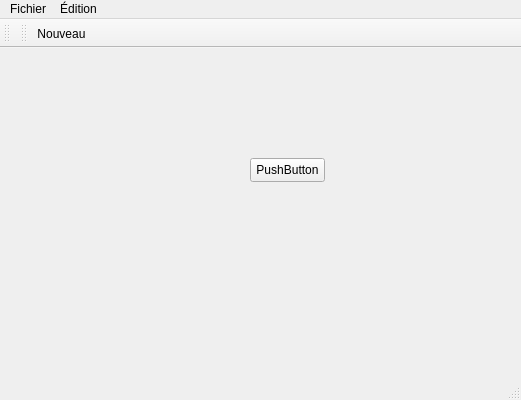
This is mainwindow.ui in Masha58/KeyPlan as Qt 5 draws it before an edit. The edited form follows.
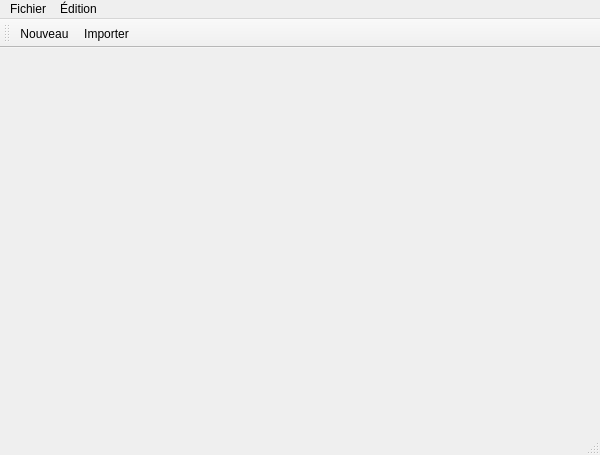
This is the edited form. Icons and pictures are not drawn.

```diff
--- a/mainwindow.ui
+++ b/mainwindow.ui
@@ -6,34 +6,20 @@
    <rect>
     <x>0</x>
     <y>0</y>
-    <width>521</width>
-    <height>400</height>
+    <width>600</width>
+    <height>455</height>
    </rect>
   </property>
   <property name="windowTitle">
    <string>mainwindow</string>
   </property>
-  <widget class="QWidget" name="centralWidget">
-   <widget class="QPushButton" name="pushButton">
-    <property name="geometry">
-     <rect>
-      <x>250</x>
-      <y>110</y>
-      <width>75</width>
-      <height>24</height>
-     </rect>
-    </property>
-    <property name="text">
-     <string>PushButton</string>
-    </property>
-   </widget>
-  </widget>
+  <widget class="QWidget" name="centralWidget"/>
   <widget class="QMenuBar" name="menuBar">
    <property name="geometry">
     <rect>
      <x>0</x>
      <y>0</y>
-     <width>521</width>
+     <width>600</width>
      <height>22</height>
     </rect>
    </property>
@@ -54,17 +40,20 @@
    <addaction name="menu_dition"/>
   </widget>
   <widget class="QToolBar" name="mainToolBar">
-   <attribute name="toolBarArea">
-    <enum>TopToolBarArea</enum>
-   </attribute>
-   <attribute name="toolBarBreak">
+   <property name="orientation">
+    <enum>Qt::Horizontal</enum>
+   </property>
+   <property name="iconSize">
+    <size>
+     <width>50</width>
+     <height>50</height>
+    </size>
+   </property>
+   <property name="toolButtonStyle">
+    <enum>Qt::ToolButtonIconOnly</enum>
+   </property>
+   <property name="floatable">
     <bool>false</bool>
-   </attribute>
-  </widget>
-  <widget class="QStatusBar" name="statusBar"/>
-  <widget class="QToolBar" name="toolBar">
-   <property name="windowTitle">
-    <string>toolBar</string>
    </property>
    <attribute name="toolBarArea">
     <enum>TopToolBarArea</enum>
@@ -73,7 +62,9 @@
     <bool>false</bool>
    </attribute>
    <addaction name="actionNouveau"/>
+   <addaction name="actionImporter"/>
   </widget>
+  <widget class="QStatusBar" name="statusBar"/>
   <action name="actionNouveau">
    <property name="icon">
     <iconset resource="mainwindow.qrc">
```
Left out of the diff: 27 changed lines with no effect on the pictures.
